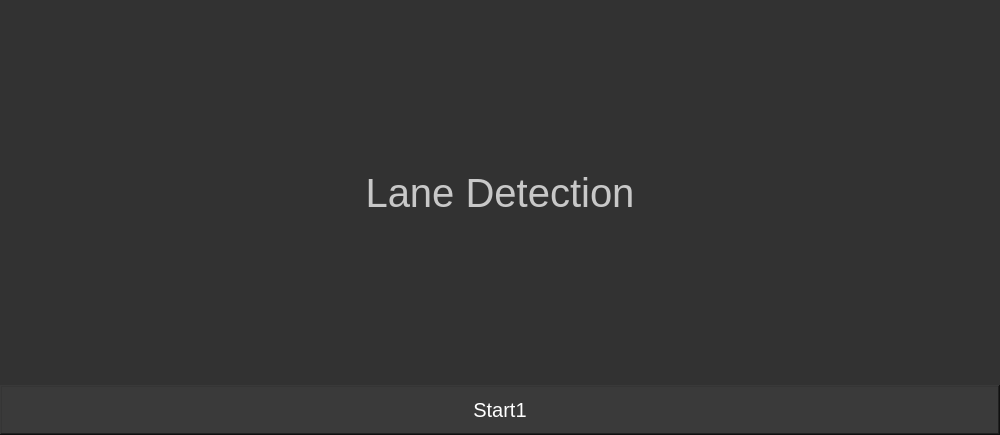
This is user_interface/form/ui_page3.ui in mmiikeke/Lane_Detection as Qt 5 draws it before an edit. The edited form follows.
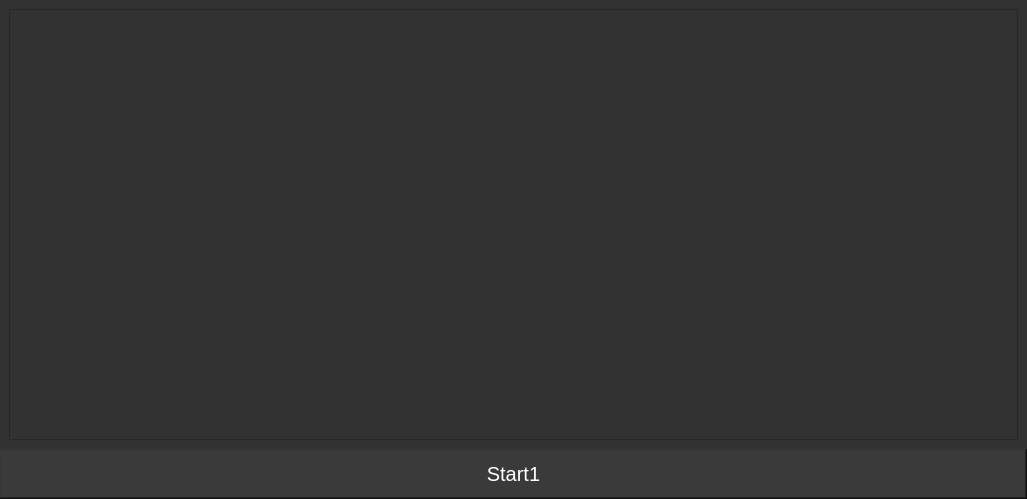
This is the edited form.

Commit message: Fix interface error & GUI result page

```diff
--- a/user_interface/form/ui_page3.ui
+++ b/user_interface/form/ui_page3.ui
@@ -6,8 +6,8 @@
    <rect>
     <x>0</x>
     <y>0</y>
-    <width>1000</width>
-    <height>435</height>
+    <width>1027</width>
+    <height>499</height>
    </rect>
   </property>
   <property name="windowTitle">
@@ -67,38 +67,14 @@
         <property name="frameShadow">
          <enum>QFrame::Raised</enum>
         </property>
-        <layout class="QVBoxLayout" name="verticalLayout_5">
-         <property name="spacing">
-          <number>0</number>
-         </property>
-         <property name="leftMargin">
-          <number>0</number>
-         </property>
-         <property name="topMargin">
-          <number>0</number>
-         </property>
-         <property name="rightMargin">
-          <number>0</number>
-         </property>
-         <property name="bottomMargin">
-          <number>0</number>
-         </property>
+        <layout class="QVBoxLayout" name="verticalLayout_2">
          <item>
-          <widget class="QLabel" name="label_title">
-           <property name="font">
-            <font>
-             <family>Arial</family>
-             <pointsize>30</pointsize>
-            </font>
+          <widget class="QFrame" name="frame_grid">
+           <property name="frameShape">
+            <enum>QFrame::StyledPanel</enum>
            </property>
-           <property name="styleSheet">
-            <string notr="true">color: rgb(200, 200, 200);</string>
-           </property>
-           <property name="text">
-            <string>Lane Detection</string>
-           </property>
-           <property name="alignment">
-            <set>Qt::AlignCenter</set>
+           <property name="frameShadow">
+            <enum>QFrame::Raised</enum>
            </property>
           </widget>
          </item>
```
The commit also changes 3 other files.
